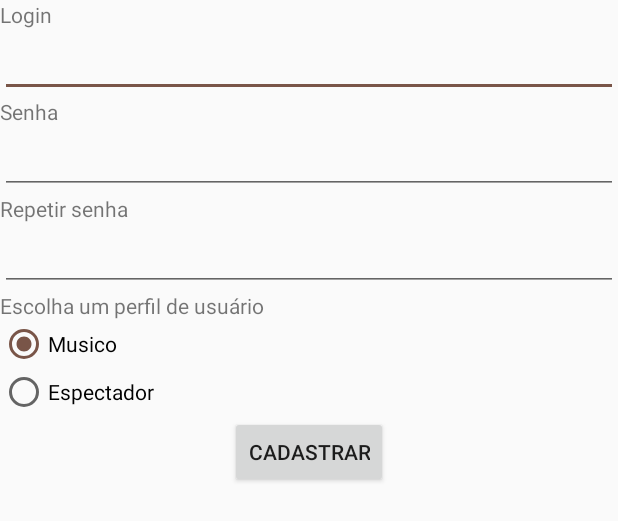
After one commit to JohnBart/Amaispedida, an Android app: the layout cadastro_activity.xml on its own in the app's theme, with its tools: preview values and no code run, on a phone screen of 412 x 824 dp. The commit adds this screen. Shown: the top 521 px of the screen. Run offline under Robolectric (Android 15) with nearby library versions, the phone set to English and light mode, and no system bars.

Commit message:
Cadastro e login parcialmente prontas

```diff
--- /dev/null
+++ b/app/src/main/res/layout/cadastro_activity.xml
@@ -0,0 +1,74 @@
+<?xml version="1.0" encoding="utf-8"?>
+<LinearLayout xmlns:android="http://schemas.android.com/apk/res/android"
+    android:orientation="vertical"
+    android:layout_width="match_parent"
+    android:layout_height="match_parent">
+
+
+    <TextView
+        android:layout_width="match_parent"
+        android:layout_height="wrap_content"
+        android:text="@string/login" />
+
+    <EditText
+        android:id="@+id/login_input_textview"
+        android:layout_width="match_parent"
+        android:layout_height="wrap_content"
+        android:inputType="textPersonName"/>
+
+    <TextView
+        android:layout_width="match_parent"
+        android:layout_height="wrap_content"
+        android:text="@string/password" />
+
+    <EditText
+        android:id="@+id/password_input_textview1"
+        android:layout_width="match_parent"
+        android:layout_height="wrap_content"
+        android:ems="10"
+        android:inputType="textPassword" />
+
+    <TextView
+        android:layout_width="match_parent"
+        android:layout_height="wrap_content"
+        android:text="@string/re_password" />
+
+    <EditText
+        android:id="@+id/password_input_textview2"
+        android:layout_width="match_parent"
+        android:layout_height="wrap_content"
+        android:inputType="textPassword"/>
+
+    <TextView
+        android:layout_width="match_parent"
+        android:layout_height="wrap_content"
+        android:ems="10"
+        android:text="@string/selecionar_perfil" />
+
+    <RadioGroup
+        android:layout_width="match_parent"
+        android:layout_height="wrap_content">
+
+        <RadioButton
+            android:id="@+id/musico_radiobutton"
+            android:layout_width="wrap_content"
+            android:layout_height="wrap_content"
+            android:checked="true"
+            android:text="@string/musico" />
+
+        <RadioButton
+            android:id="@+id/espectador_radiobutton"
+            android:layout_width="wrap_content"
+            android:layout_height="wrap_content"
+            android:text="@string/espectador" />
+
+    </RadioGroup>
+
+    <Button
+        android:id="@+id/cadastro_button"
+        android:layout_width="wrap_content"
+        android:layout_height="wrap_content"
+        android:layout_gravity="center"
+        android:text="@string/cadastroButton" />
+
+</LinearLayout>
--- a/app/src/main/res/values/dimens.xml
+++ b/app/src/main/res/values/dimens.xml
@@ -2,4 +2,10 @@
     <!-- Default screen margins, per the Android Design guidelines. -->
     <dimen name="activity_horizontal_margin">16dp</dimen>
     <dimen name="activity_vertical_margin">16dp</dimen>
+
+    <!--Tamanho de textos do app-->
+
+    <dimen name="titleText">24dp</dimen>
+    <dimen name="subtitleText">22dp</dimen>
+    <dimen name="field_text">20dp</dimen>
 </resources>
--- a/app/src/main/res/values/strings.xml
+++ b/app/src/main/res/values/strings.xml
@@ -2,17 +2,16 @@
     <string name="app_name">A mais pedida</string>
 
     <!-- Strings related to login -->
-    <string name="prompt_email">Email</string>
-    <string name="prompt_password">Password (optional)</string>
-    <string name="action_sign_in">Sign in or register</string>
-    <string name="action_sign_in_short">Sign in</string>
-    <string name="error_invalid_email">This email address is invalid</string>
-    <string name="error_invalid_password">This password is too short</string>
-    <string name="error_incorrect_password">This password is incorrect</string>
-    <string name="error_field_required">This field is required</string>
-    <string name="permission_rationale">"Contacts permissions are needed for providing email
-        completions."
-    </string>
-
+   <string name="login">Login </string>
+    <string name="login_input">Login ou email</string>
+    <string name="password">Senha</string>
+    <string name="password_input">Digite aqui</string>
+    <string name="signin_button">Entrar ou cadastrar</string>
+    <string name="re_password">Repetir senha</string>
+    <string name="selecionar_perfil">Escolha um perfil de usuário</string>
+    <string name="espectador">Espectador</string>
+    <string name="musico">Musico</string>
+    <string name="cadastroButton">Cadastrar</string>
     <string name="repertorio">Ver Repertório</string>
+    <string name="title_activity_login">Entrar</string>
 </resources>
```
Also changed, not shown: app/src/main/AndroidManifest.xml (+4 -5 lines), app/src/main/java/com/example/amaispedida/database/DatabaseHelper.java (added, +42 -0 lines), app/src/main/java/com/example/amaispedida/domain/User.java (added, +44 -0 lines), app/src/main/java/com/example/amaispedida/interfaces/CadastroActivity.java (added, +8 -0 lines), app/src/main/java/com/example/amaispedida/interfaces/LoginActivity.java (added, +45 -0 lines), app/src/main/res/layout/activity_login.xml (+28 -54 lines).
